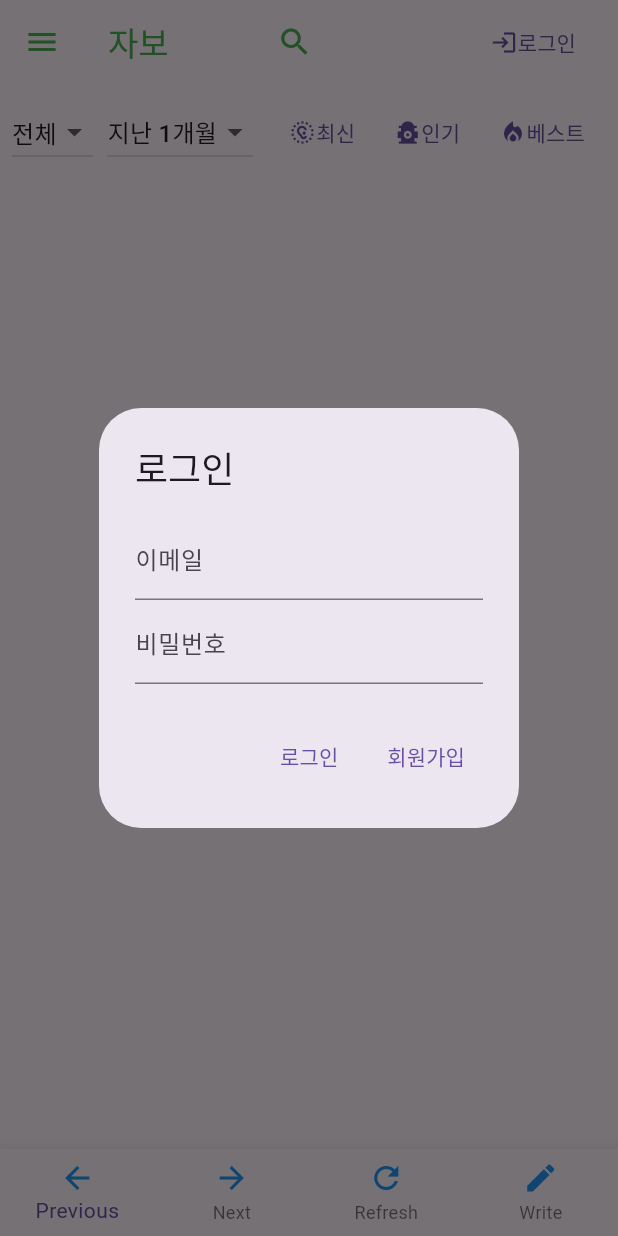
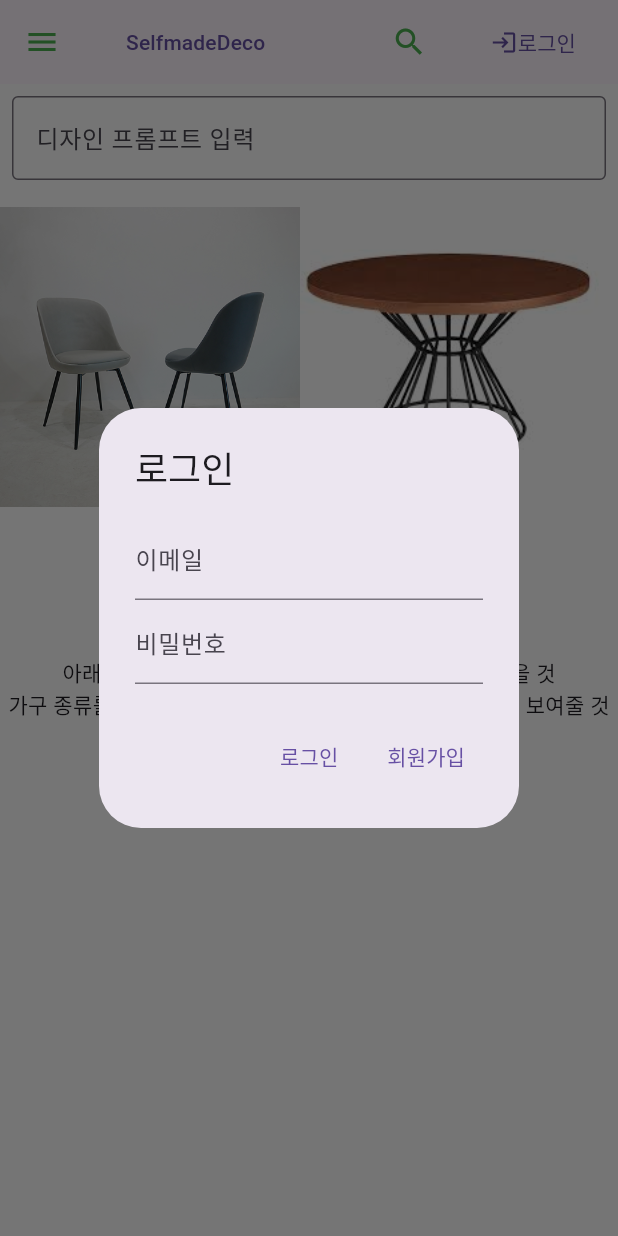
Before and after one commit to soonhong99/Arbo, a Flutter app: the screen it shows after launch, after a tap on "로그인", on a phone screen of 412 x 824 dp. Run offline on Flutter 3.47's test engine with Material 3 defaults, Android fonts, the phone set to English and light mode, and no system bars; our stand-ins replace cloud_firestore, firebase_auth, firebase_core; accounts and stored records are empty.

Commit message:
mockup: 1. change root page, 2. seperate categorize, root screen UI: click logo -> go to root screen

```diff
--- a/arbo_frontend/lib/main.dart
+++ b/arbo_frontend/lib/main.dart
@@ -1,6 +1,7 @@
 import 'package:arbo_frontend/resources/user_data_provider.dart';
+import 'package:arbo_frontend/categorized/categorized_screen.dart';
 import 'package:arbo_frontend/screens/create_post_screen.dart';
-import 'package:arbo_frontend/rootscreen/root_screen.dart';
+import 'package:arbo_frontend/roots/root_screen.dart';
 import 'package:arbo_frontend/screens/specific_post_screen.dart';
 import 'package:arbo_frontend/screens/user_info_screen.dart';
 import 'package:flutter/material.dart';
@@ -37,7 +38,7 @@ class App extends StatelessWidget {
       // initialRoute: '/',
       home: const RootScreen(),
       routes: {
-        // '/': (context) => const RootScreen(),
+        // CategorizedScreen.routeName: (context) => const CategorizedScreen(),
         SpecificPostScreen.routeName: (context) => const SpecificPostScreen(),
         CreatePostScreen.routeName: (context) => const CreatePostScreen(),
       },
--- a/arbo_frontend/lib/resources/user_data.dart
+++ b/arbo_frontend/lib/resources/user_data.dart
@@ -3,6 +3,8 @@ import 'package:firebase_auth/firebase_auth.dart';
 
 String nickname = 'null'; // To store the nickname of the user
 String userUid = 'null';
+int selectedIndex = -1;
+
 User? currentLoginUser;
 bool dataChanged = false;
 bool firstSpecificPostTouch = true;
--- a/arbo_frontend/lib/rootscreen/main_widget.dart
+++ b/arbo_frontend/lib/roots/main_widget.dart
@@ -1,14 +1,16 @@
 import 'package:arbo_frontend/resources/user_data.dart';
 import 'package:arbo_frontend/resources/user_data_provider.dart';
-import 'package:arbo_frontend/rootscreen/simple_post_widget.dart';
+import 'package:arbo_frontend/roots/simple_post_widget.dart';
 import 'package:arbo_frontend/widgets/main_widgets/bot_navi_widget.dart';
 import 'package:cloud_firestore/cloud_firestore.dart';
 import 'package:flutter/material.dart';
-import 'package:arbo_frontend/widgets/main_widgets/key_board_trigger_widget.dart';
 
 class MainWidget extends StatefulWidget {
+  final VoidCallback onPreviousPage;
+
   const MainWidget({
     super.key,
+    required this.onPreviousPage,
   });
 
   @override
@@ -180,6 +182,7 @@ class MainWidgetState extends State<MainWidget> {
         refreshDataCallback: () {
           _refreshData();
         },
+        onPreviousPage: widget.onPreviousPage, // Pass the callback
       ),
     );
   }
--- /dev/null
+++ b/arbo_frontend/lib/roots/root_screen.dart
@@ -0,0 +1,212 @@
+import 'package:arbo_frontend/resources/user_data.dart';
+import 'package:arbo_frontend/resources/user_data_provider.dart';
+import 'package:arbo_frontend/screens/user_info_screen.dart';
+import 'package:arbo_frontend/widgets/main_widgets/appbar_widget.dart';
+import 'package:arbo_frontend/widgets/login_widgets/login_popup_widget.dart';
+import 'package:arbo_frontend/roots/main_widget.dart';
+import 'package:flutter/material.dart';
+import 'package:provider/provider.dart';
+
+class RootScreen extends StatefulWidget {
+  const RootScreen({super.key});
+
+  @override
+  State<RootScreen> createState() => RootScreenState();
+}
+
+class RootScreenState extends State<RootScreen> {
+  NavigationState _currentNavigationState = NavigationState.initial;
+
+  void _onCategoryTapped(int index) {
+    setState(() {
+      selectedIndex = index;
+      _currentNavigationState = NavigationState.main;
+    });
+  }
+
+  void _navigateBackToInitial() {
+    setState(() {
+      selectedIndex = -1;
+      _currentNavigationState = NavigationState.initial;
+    });
+  }
+
+  @override
+  Widget build(BuildContext context) {
+    final userData = Provider.of<UserDataProvider>(context);
+
+    final List<Map<String, String>> furnitureCategories = [
+      {'name': '의자', 'image': 'images/categorized/chair.png'},
+      {'name': '테이블', 'image': 'images/categorized/table.png'},
+      {'name': '소파', 'image': 'images/categorized/sofa.png'},
+      {'name': '침대', 'image': 'images/categorized/bed.png'},
+      {'name': '수납장', 'image': 'images/categorized/storage.png'},
+    ];
+
+    return Scaffold(
+      backgroundColor: Colors.white,
+      body: NestedScrollView(
+        headerSliverBuilder: (context, innerBoxIsScrolled) {
+          return <Widget>[
+            CustomSliverAppBar(
+              user: currentLoginUser,
+              nickname: nickname,
+              onLogout: () {
+                // 로그아웃 로직
+                auth.signOut();
+                userData.fetchLoginUserData(null);
+                likedPosts = [];
+              },
+              onLogin: () {
+                // 로그인 로직
+                showDialog(
+                  context: context,
+                  builder: (BuildContext context) {
+                    return LoginPopupWidget(
+                      onLoginSuccess: () {},
+                    );
+                  },
+                );
+              },
+              onUserInfo: () {
+                // 사용자 정보 보기 로직
+                showDialog(
+                  context: context,
+                  builder: (BuildContext context) {
+                    return UserInfoScreen(
+                      user: currentLoginUser,
+                    );
+                  },
+                );
+              },
+            ),
+          ];
+        },
+        body: _currentNavigationState == NavigationState.initial
+            ? Column(
+                children: [
+                  Padding(
+                    padding: const EdgeInsets.all(8.0),
+                    child: TextField(
+                      decoration: const InputDecoration(
+                        border: OutlineInputBorder(),
+                        labelText: '디자인 프롬프트 입력',
+                      ),
+                      onSubmitted: (String value) {
+                        // 사용자가 프롬프트를 입력하고 제출했을 때의 동작
+                        print('User entered prompt: $value');
+                      },
+                    ),
+                  ),
+                  const SizedBox(height: 10),
+                  SizedBox(
+                    height: 300,
+                    child: ListView.builder(
+                      scrollDirection: Axis.horizontal,
+                      itemCount: furnitureCategories.length,
+                      itemBuilder: (context, index) {
+                        return GestureDetector(
+                          onTap: () {
+                            _onCategoryTapped(index);
+                          },
+                          child: Column(
+                            children: [
+                              Image.asset(
+                                furnitureCategories[index]['image']!,
+                                width: 200,
+                                height: 200,
+                              ),
+                              Text(furnitureCategories[index]['name']!),
+                            ],
+                          ),
+                        );
+                      },
+                    ),
+                  ),
+                  const Text('아래에 핫한 디자인, 최근 디자인 simple widget 넣을 것'),
+                  const Text('가구 종류를 클릭하면 해당 종류에 맞는 디자인만 선별해서 보여줄 것'),
+                ],
+              )
+            : MainWidget(
+                onPreviousPage: _navigateBackToInitial,
+              ),
+      ),
+      drawer: Drawer(
+        child: ListView(
+          padding: EdgeInsets.zero,
+          children: [
+            const DrawerHeader(
+              decoration: BoxDecoration(
+                color: Colors.blue,
+              ),
+              child: Text('Drawer Header'),
+            ),
+            ListTile(
+              title: const Text('Home'),
+              selected: selectedIndex == 0,
+              onTap: () {
+                _onCategoryTapped(0);
+                Navigator.pop(context);
+              },
+            ),
+            navigationToggle(context, '대자보'),
+            navigationToggle(context, '소자보')
+          ],
+        ),
+      ),
+    );
+  }
+
+  ExpansionTile navigationToggle(BuildContext context, String postSize) {
+    return ExpansionTile(
+      title: Text(postSize),
+      initiallyExpanded: selectedIndex == 1,
+      children: [
+        ListTile(
+          title: const Text('자유'),
+          onTap: () {
+            _onCategoryTapped(1);
+            Navigator.pop(context);
+          },
+        ),
+        ListTile(
+          title: const Text('정치'),
+          onTap: () {
+            _onCategoryTapped(1);
+            Navigator.pop(context);
+          },
+        ),
+        ListTile(
+          title: const Text('경제'),
+          onTap: () {
+            _onCategoryTapped(1);
+            Navigator.pop(context);
+          },
+        ),
+        ListTile(
+          title: const Text('사회'),
+          onTap: () {
+            _onCategoryTapped(1);
+            Navigator.pop(context);
+          },
+        ),
+        ListTile(
+          title: const Text('정보'),
+          onTap: () {
+            _onCategoryTapped(1);
+            Navigator.pop(context);
+          },
+        ),
+        ListTile(
+          title: const Text('호소'),
+          onTap: () {
+            _onCategoryTapped(1);
+            Navigator.pop(context);
+          },
+        ),
+      ],
+    );
+  }
+}
+
+enum NavigationState { initial, main }
--- a/arbo_frontend/lib/rootscreen/root_screen.dart
+++ /dev/null
@@ -1,161 +0,0 @@
-import 'package:arbo_frontend/resources/user_data_provider.dart';
-import 'package:arbo_frontend/resources/user_data.dart';
-import 'package:arbo_frontend/screens/user_info_screen.dart';
-import 'package:arbo_frontend/widgets/main_widgets/appbar_widget.dart';
-import 'package:arbo_frontend/widgets/login_widgets/login_popup_widget.dart';
-import 'package:arbo_frontend/widgets/main_widgets/bot_navi_widget.dart';
-import 'package:arbo_frontend/rootscreen/main_widget.dart';
-import 'package:flutter/material.dart';
-import 'package:provider/provider.dart';
-
-class RootScreen extends StatefulWidget {
-  const RootScreen({super.key});
-
-  @override
-  State<RootScreen> createState() => RootScreenState();
-}
-
-class RootScreenState extends State<RootScreen> {
-  int _selectedIndex = 0;
-
-  @override
-  void setState(fn) {
-    if (mounted) {
-      super.setState(fn);
-    }
-  }
-
-  void _onItemTapped(int index) {
-    setState(() {
-      _selectedIndex = index;
-    });
-  }
-
-  @override
-  Widget build(BuildContext context) {
-    // listen: true이므로 만약 userData가 바뀌었다면 싹다 rebuild
-    final userData = Provider.of<UserDataProvider>(context);
-
-    final List<Widget> widgetOptions = <Widget>[
-      const MainWidget(),
-      const Text('Index 1: 대자보'),
-      const Text('Index 2: 소자보'),
-    ];
-    return Scaffold(
-      backgroundColor: Colors.white,
-      body: NestedScrollView(
-        headerSliverBuilder: (context, innerBoxIsScrolled) {
-          return <Widget>[
-            CustomSliverAppBar(
-              user: currentLoginUser,
-              nickname: nickname,
-              onLogout: () {
-                // 로그아웃 로직
-                auth.signOut();
-                userData.fetchLoginUserData(null);
-                likedPosts = [];
-              },
-              onLogin: () {
-                // 로그인 로직
-                showDialog(
-                  context: context,
-                  builder: (BuildContext context) {
-                    return LoginPopupWidget(
-                      onLoginSuccess: () {},
-                    );
-                  },
-                );
-              },
-              onUserInfo: () {
-                // 사용자 정보 보기 로직
-                showDialog(
-                  context: context,
-                  builder: (BuildContext context) {
-                    return UserInfoScreen(
-                      user: currentLoginUser,
-                    );
-                  },
-                );
-              },
-            )
-          ];
-        },
-        body: widgetOptions[_selectedIndex],
-      ),
-      drawer: Drawer(
-        child: ListView(
-          padding: EdgeInsets.zero,
-          children: [
-            const DrawerHeader(
-              decoration: BoxDecoration(
-                color: Colors.blue,
-              ),
-              child: Text('Drawer Header'),
-            ),
-            ListTile(
-              title: const Text('Home'),
-              selected: _selectedIndex == 0,
-              onTap: () {
-                _onItemTapped(0);
-                Navigator.pop(context);
-              },
-            ),
-            navigation_toggle(context, '대자보'),
-            navigation_toggle(context, '소자보')
-          ],
-        ),
-      ),
-    );
-  }
-
-  ExpansionTile navigation_toggle(BuildContext context, String postSize) {
-    return ExpansionTile(
-      title: Text(postSize),
-      initiallyExpanded: _selectedIndex == 1,
-      children: [
-        ListTile(
-          title: const Text('자유'),
-          onTap: () {
-            _onItemTapped(1);
-            Navigator.pop(context);
-          },
-        ),
-        ListTile(
-          title: const Text('정치'),
-          onTap: () {
-            _onItemTapped(1);
-            Navigator.pop(context);
-          },
-        ),
-        ListTile(
-          title: const Text('경제'),
-          onTap: () {
-            _onItemTapped(1);
-            Navigator.pop(context);
-          },
-        ),
-        ListTile(
-          title: const Text('사회'),
-          onTap: () {
-            _onItemTapped(1);
-            Navigator.pop(context);
-          },
-        ),
-        ListTile(
-          title: const Text('정보'),
-          onTap: () {
-            _onItemTapped(1);
-            Navigator.pop(context);
-          },
-        ),
-        ListTile(
-          title: const Text('호소'),
-          onTap: () {
-            _onItemTapped(1);
-            Navigator.pop(context);
-          },
-        ),
-      ],
-    );
-  }
-}
--- a/arbo_frontend/lib/screens/specific_post_screen.dart
+++ b/arbo_frontend/lib/screens/specific_post_screen.dart
@@ -331,6 +331,7 @@ class SpecificPostScreenState extends State<SpecificPostScreen> {
       bottomNavigationBar: BotNaviWidget(
         postData: postData,
         refreshDataCallback: () {},
+        onPreviousPage: () {},
       ),
     );
   }
--- a/arbo_frontend/lib/widgets/main_widgets/appbar_widget.dart
+++ b/arbo_frontend/lib/widgets/main_widgets/appbar_widget.dart
@@ -1,3 +1,4 @@
+import 'package:arbo_frontend/resources/user_data.dart';
 import 'package:arbo_frontend/widgets/main_widgets/key_board_trigger_widget.dart';
 import 'package:firebase_auth/firebase_auth.dart';
 import 'package:flutter/material.dart';
@@ -28,7 +29,16 @@ class CustomSliverAppBar extends StatelessWidget {
       foregroundColor: Colors.green,
       title: Row(
         children: [
-          const Text('자보'),
+          TextButton(
+              onPressed: () {
+                selectedIndex = -1;
+                Navigator.pushNamed(
+                  context,
+                  '/',
+                );
+              },
+              child: const Text('SelfmadeDeco')),
+          // const Text('자보'),
           const SizedBox(
             width: 60,
           ),
--- a/arbo_frontend/pubspec.yaml
+++ b/arbo_frontend/pubspec.yaml
@@ -67,9 +67,8 @@ flutter:
   uses-material-design: true
 
   # To add assets to your application, add an assets section, like this:
-  # assets:
-  #   - images/a_dot_burr.jpeg
-  #   - images/a_dot_ham.jpeg
+  assets:
+    - images/categorized/
 
   # An image asset can refer to one or more resolution-specific "variants", see
   # https://flutter.dev/assets-and-images/#resolution-aware
```
Also changed, not shown: arbo_frontend/lib/categorized/categorized_screen.dart (added, +162 -0 lines), arbo_frontend/lib/widgets/main_widgets/bot_navi_widget.dart (+11 -0 lines), arbo_frontend/images/categorized/bed.png (added), arbo_frontend/images/categorized/chair.png (added), arbo_frontend/images/categorized/sofa.png (added), arbo_frontend/images/categorized/storage.png (added), arbo_frontend/images/categorized/table.png (added), arbo_frontend/lib/roots/simple_post_widget.dart (renamed from arbo_frontend/lib/rootscreen/simple_post_widget.dart).
